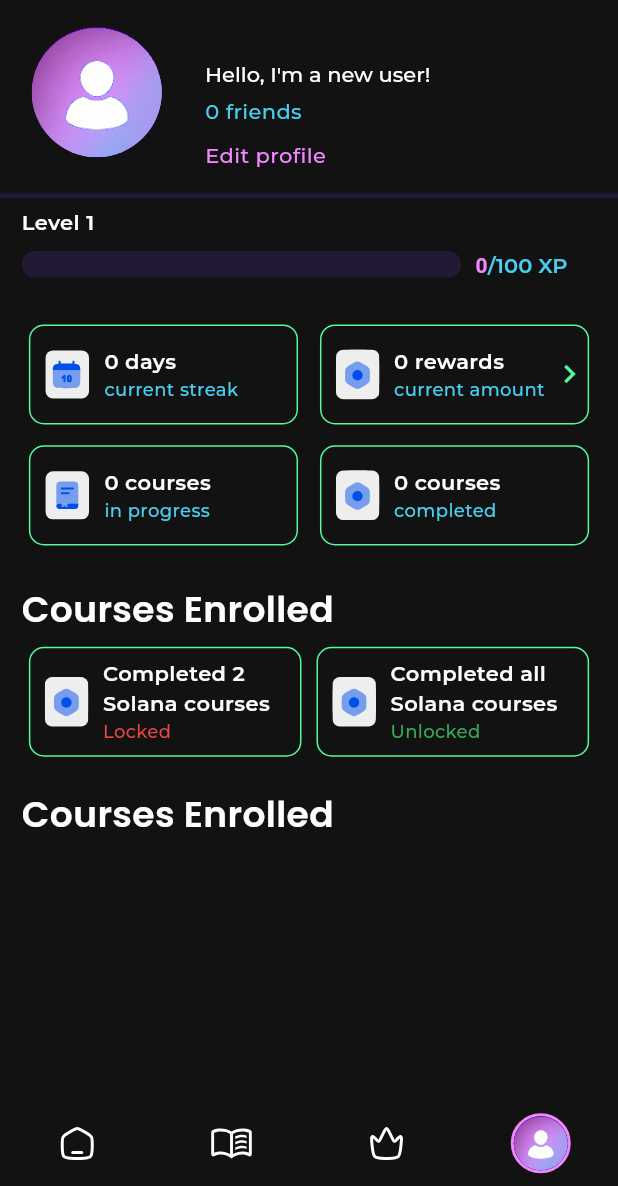
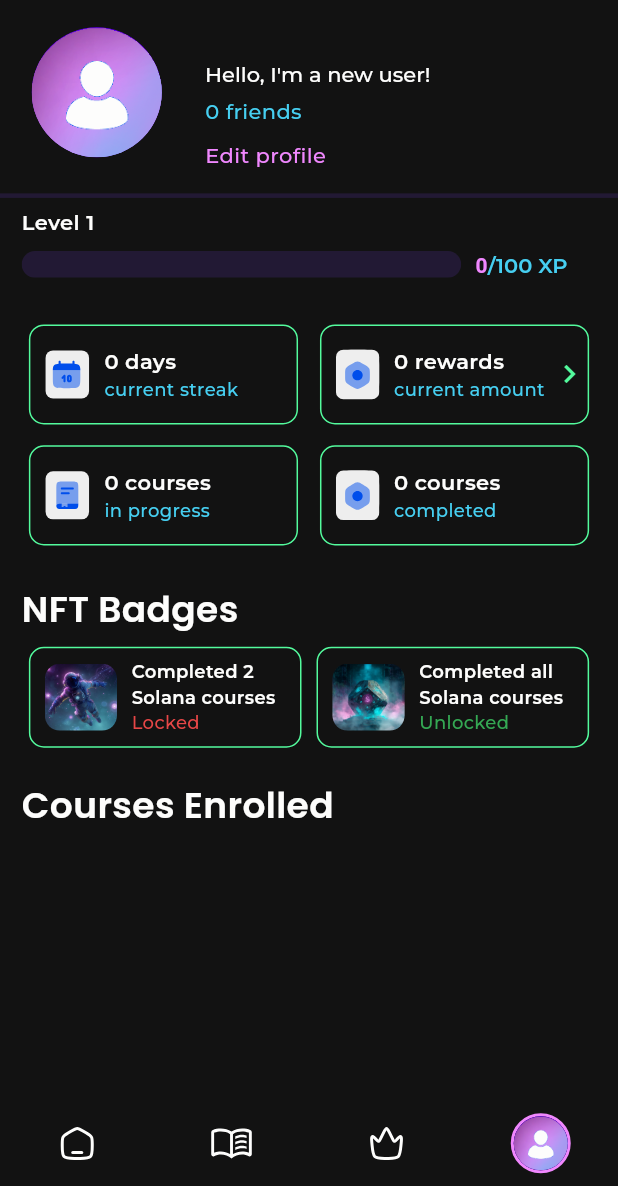
Before and after one commit to SayNode/skillbuddy-solana-flutter, a Flutter app: the HomePage screen opened directly, item 4 of the bottom bar chosen, on a phone screen of 412 x 824 dp, the part 50-1236 px from its top. Run offline on Flutter 3.47's test engine with Material 3 defaults, Android fonts, the phone set to English and light mode, and no system bars; drawn by our look-alikes of auto_size_text; our stand-ins replace cached_network_image, dotted_border, extended_image, file, firebase_analytics, firebase_core and 24 more; missing offline and left inert: cached_network_image_platform_interface, firebase_app_check, flutter_branch_sdk, flutter_exif_rotation, is_first_run, solana and 2 more; accounts and stored records are empty; statements that could not run were skipped; project files that could hold a hidden picture were left out.

Commit message:
Implement code changes to enhance functionality and improve performance

```diff
--- a/lib/page/profile/profile_page.dart
+++ b/lib/page/profile/profile_page.dart
@@ -77,7 +77,7 @@ class ProfilePage extends GetView<ProfileController> {
             child: Padding(
               padding: EdgeInsets.symmetric(horizontal: getRelativeWidth(15)),
               child: Text(
-                'Courses Enrolled'.tr,
+                'NFT Badges'.tr,
                 style: SkillBuddyTypography.fromColor(skillBuddyTheme.graphite)
                     .kTitle,
               ),
@@ -91,6 +91,7 @@ class ProfilePage extends GetView<ProfileController> {
                 Expanded(
                   child: Obx(
                     () => NftBadgeCard(
+                      nft: 'asset/images/nfts/explorer.jpg',
                       title: 'Completed 2 Solana courses'.tr,
                       status: controller.firstNftBadgeStatus.value,
                       onTap: () => controller.firstNftBadgeStatus.value ==
@@ -104,6 +105,7 @@ class ProfilePage extends GetView<ProfileController> {
                 Expanded(
                   child: Obx(
                     () => NftBadgeCard(
+                      nft: 'asset/images/nfts/journey.jpg',
                       title: 'Completed all Solana courses'.tr,
                       status: controller.secondNftBadgeStatus.value,
                       onTap: () => controller.secondNftBadgeStatus.value ==
--- a/lib/page/profile/widget/nft_badge_card.dart
+++ b/lib/page/profile/widget/nft_badge_card.dart
@@ -1,6 +1,5 @@
 import 'package:auto_size_text/auto_size_text.dart';
 import 'package:flutter/material.dart';
-import 'package:flutter_svg/svg.dart';
 import 'package:gap/gap.dart';
 
 import '../../../service/theme_service.dart';
@@ -15,12 +14,14 @@ class NftBadgeCard extends StatelessWidget {
     required this.title,
     required this.status,
     required this.onTap,
+    required this.nft,
     super.key,
   });
 
   final String title;
   final NftBadgeStatus status;
   final VoidCallback onTap;
+  final String nft;
 
   @override
   Widget build(BuildContext context) {
@@ -41,11 +42,17 @@ class NftBadgeCard extends StatelessWidget {
         ),
         child: Row(
           children: <Widget>[
-            SvgPicture.asset(
-              'asset/icons/token_icon.svg',
+            ClipRRect(
+              borderRadius: BorderRadius.circular(10),
+              child: Image.asset(
+                nft,
+                width: getRelativeWidth(50),
+                height: getRelativeHeight(50),
+                fit: BoxFit.cover,
+              ),
             ),
             Gap(getRelativeWidth(10)),
-            Expanded(
+            Flexible(
               child: Column(
                 crossAxisAlignment: CrossAxisAlignment.start,
                 mainAxisAlignment: MainAxisAlignment.center,
--- a/pubspec.yaml
+++ b/pubspec.yaml
@@ -83,6 +83,7 @@ flutter:
     - asset/images/
     - asset/icons/
     - asset/animations/
+    - asset/images/nfts/
 
   fonts:
     - family: Montserrat
```
Also changed, not shown: asset/images/nfts/explorer.jpg (added), asset/images/nfts/journey.jpg (added).
